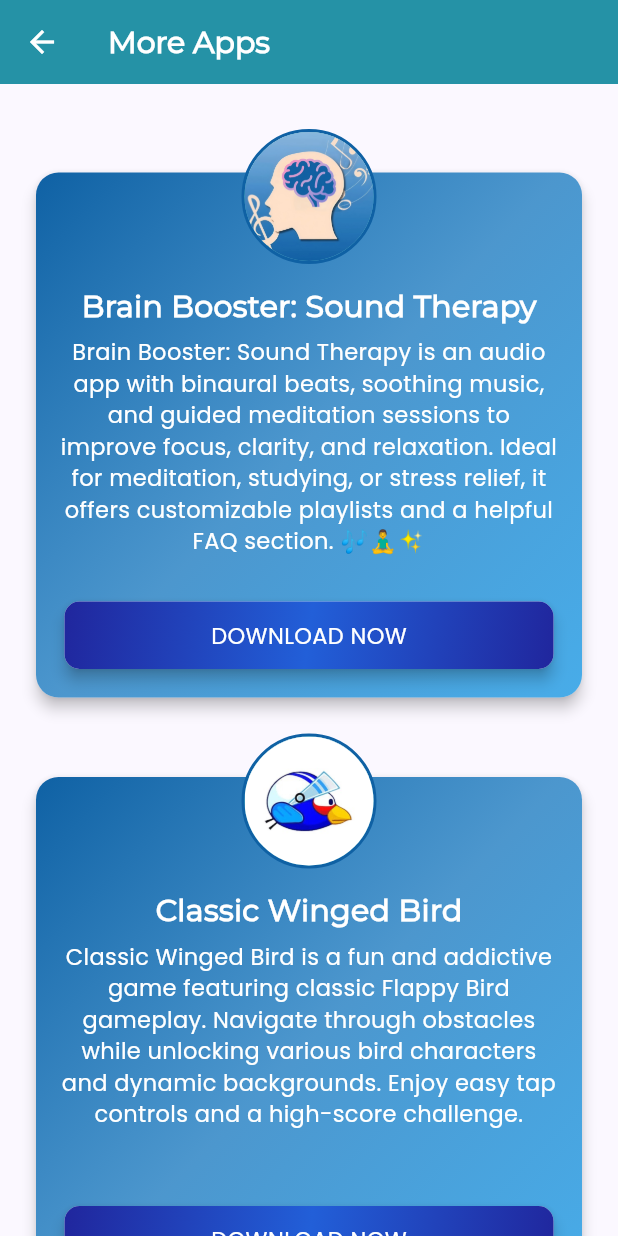
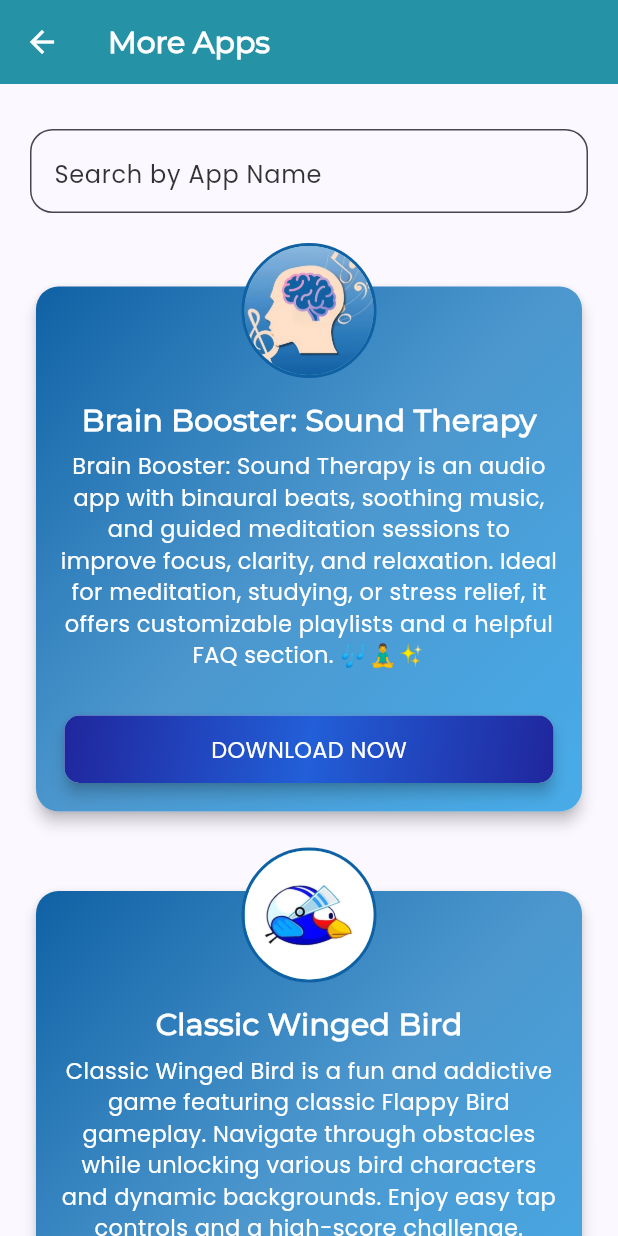
Before and after one commit to saliq03/Budgify, a Flutter app: the MoreAppsPage screen opened directly, on a phone screen of 412 x 824 dp. Run offline on Flutter 3.47's test engine with Material 3 defaults, Android fonts, the phone set to English and light mode, and no system bars; our stand-ins replace flutter_carousel_widget, flutter_riverpod, font_awesome_flutter, google_fonts, salomon_bottom_bar, share_plus and 3 more; missing offline and left inert: flutter_icon_snackbar; accounts and stored records are empty.

Commit message:
UPDATE 17-04-2025

```diff
--- a/lib/features/expense_tracker/view/pages/more_apps_page.dart
+++ b/lib/features/expense_tracker/view/pages/more_apps_page.dart
@@ -1,35 +1,70 @@
 import 'package:flutter/material.dart';
+import 'package:flutter_riverpod/flutter_riverpod.dart';
+import '../../../../core/theme/app_styles.dart';
 import '../../../../shared/view/widgets/containers/reusable_stylish_container.dart';
 import '../../../../shared/view/widgets/global_widgets.dart';
 import '../../../../shared/view/widgets/reusable_app_bar.dart';
-import '../../data/more_apps_contents.dart';
+import '../../../../shared/view/widgets/text_view/reusable_text_field.dart';
+import '../../viewmodel/riverpod/more_apps_riverpod.dart';
 
-class MoreAppsPage extends StatefulWidget {
+class MoreAppsPage extends ConsumerStatefulWidget {
   const MoreAppsPage({super.key});
 
   @override
-  State<MoreAppsPage> createState() => _MoreAppsPageState();
+  ConsumerState<MoreAppsPage> createState() => _MoreAppsPageState();
 }
 
-class _MoreAppsPageState extends State<MoreAppsPage> {
+class _MoreAppsPageState extends ConsumerState<MoreAppsPage> {
+  final TextEditingController searchController = TextEditingController();
+
+  @override
+  void dispose() {
+    searchController.dispose();
+    super.dispose();
+  }
 
   @override
   Widget build(BuildContext context) {
     final double w = MediaQuery.of(context).size.width;
+    final double h = MediaQuery.of(context).size.height;
+    final rProvider = ref.read(moreAppsProvider.notifier);
+    final uProvider = ref.watch(moreAppsProvider);
+    final theme = Theme.of(context).colorScheme;
     return Scaffold(
-      appBar: ReusableAppBar(text: 'More Apps', isCenterText: false,),
+      appBar: ReusableAppBar(
+        text: 'More Apps',
+        isCenterText: false,
+      ),
       body: SingleChildScrollView(
         child: Padding(
           padding: const EdgeInsets.symmetric(horizontal: 20),
           child: Column(
             children: [
               spacerH(30),
-                    ListView.builder(
+              ReusableTextField(
+                controller: searchController,
+                hintText: 'Search by App Name',
+                onChanged: (value) {
+                  rProvider.filterApps(value);
+                },
+              ),
+              spacerH(),
+              uProvider.isEmpty
+                  ? SizedBox(
+                      width: w,
+                      height: h - 200,
+                      child: Center(
+                          child: Text(
+                        'No apps found',
+                        style: AppStyles.descriptionPrimary(
+                            context: context, color: theme.onSurface),
+                      )))
+                  : ListView.builder(
                       shrinkWrap: true,
                       physics: const NeverScrollableScrollPhysics(),
-                      itemCount: moreAppsContentsList.length,
+                      itemCount: uProvider.length,
                       itemBuilder: (context, index) {
-                        final e = moreAppsContentsList[index];
+                        final e = uProvider[index];
                         return Padding(
                           padding: const EdgeInsets.only(bottom: 20),
                           child: ReusableStylishContainer(
--- /dev/null
+++ b/lib/features/expense_tracker/viewmodel/riverpod/more_apps_riverpod.dart
@@ -0,0 +1,17 @@
+import 'package:flutter_riverpod/flutter_riverpod.dart';
+import '../../model/more_apps_model.dart';
+import '../../data/more_apps_contents.dart';
+
+class MoreAppsNotifier extends StateNotifier<List<MoreAppsModel>> {
+  MoreAppsNotifier() : super(moreAppsContentsList);
+
+  void filterApps(String text) {
+    state = moreAppsContentsList
+        .where((app) => app.title.toLowerCase().contains(text.toLowerCase()))
+        .toList();
+  }
+}
+
+final moreAppsProvider = StateNotifierProvider<MoreAppsNotifier, List<MoreAppsModel>>(
+      (ref) => MoreAppsNotifier(),
+);
--- a/lib/shared/view/widgets/bottom_nav_bar/bottom_nav_bar.dart
+++ b/lib/shared/view/widgets/bottom_nav_bar/bottom_nav_bar.dart
@@ -4,6 +4,7 @@ import 'package:flutter/material.dart';
 import 'package:salomon_bottom_bar/salomon_bottom_bar.dart';
 import '../../../../features/expense_tracker/view/pages/expense_management_page.dart';
 import '../../../../features/my_budget/view/pages/my_budget_page.dart';
+import '../../../../features/profile/view/pages/profile_page.dart';
 
 class BottomNavBar extends StatefulWidget {
   const BottomNavBar({super.key});
@@ -21,10 +22,10 @@ class _BottomNavBarState extends State<BottomNavBar> {
   void initState() {
     super.initState();
     bottomBarPages = [
-      ExpenseManagementPage(),
+      // ExpenseManagementPage(),
       ExpenseTrackerPage(),
       MyBudgetPage(),
-      // ProfilePage(),
+      ProfilePage(),
     ];
   }
 
--- a/pubspec.yaml
+++ b/pubspec.yaml
@@ -21,10 +21,13 @@ dependencies:
   flutter_carousel_widget: ^3.1.0            # For using carousel widget
 
   share_plus: ^10.1.4                        # For sharing content
-  riverpod: ^2.6.1                           # For state management
+  flutter_riverpod: ^2.6.1                           # For state management
   salomon_bottom_bar: ^3.3.2                 # For using salomon bottom bar
   table_calendar: ^3.2.0                     # For using table calendar
   syncfusion_flutter_datepicker: ^29.1.38
+  sqflite: ^2.4.2                            # For using SQLite database
+  path_provider: ^2.1.5                      # For getting path to the database
+  path: ^1.9.1                               # For using path
 #  change_app_package_name: ^1.5.0
 
 dev_dependencies:
```
Also changed, not shown: lib/core/local/db_helper.dart (added, +91 -0 lines), lib/features/expense_tracker/model/tracker_model.dart (added, +36 -0 lines), lib/features/expense_tracker/view/pages/expense_tracker_page.dart (+68 -30 lines), lib/features/expense_tracker/viewmodel/providers/more_apps_provider.dart (deleted, +0 -35 lines), lib/main.dart (+5 -2 lines), pubspec.lock, 126 other files.
